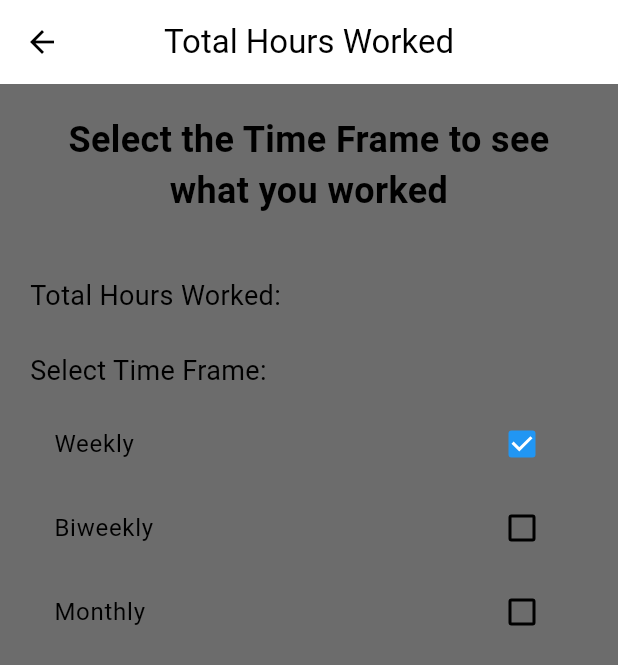
After one commit to Brandon-T-Yates/vsu_app, a Flutter app: the WorkedPage screen opened directly, after a tap on "Weekly", on a phone screen of 412 x 824 dp. The commit adds this screen. Shown: the top 665 px of the screen. Run offline on Flutter 3.47's test engine with Material 3 defaults, Android fonts, the phone set to English and light mode, and no system bars; our stand-ins replace table_calendar.

Commit message:
Added workedpage and updated some UI

```diff
--- a/lib/screens/homepage.dart
+++ b/lib/screens/homepage.dart
@@ -1,6 +1,8 @@
 import 'package:flutter/material.dart';
 import 'package:intl/intl.dart';
 import 'schedulepage.dart';
+import 'workedpage.dart';
+
 
 class HomePage extends StatefulWidget {
   @override
@@ -36,7 +38,7 @@ class _HomePageState extends State<HomePage> {
   Widget build(BuildContext context) {
     return Scaffold(
       appBar: AppBar(
-        title: Text('Work Study App'),
+        title: const Text('Work Study App'),
         centerTitle: true,
         automaticallyImplyLeading: false,
         actions: [
@@ -57,7 +59,10 @@ class _HomePageState extends State<HomePage> {
                   child: const Text('Worked'),
                   // Add functionality or route navigation for the Settings option
                   onTap: () {
-                    // Add code to handle the Settings option
+                    Navigator.push(
+                      context,
+                      MaterialPageRoute(builder: (context) => WorkedPage()),
+                    );
                   },
                 ),
                 PopupMenuItem(
--- a/lib/screens/schedulepage.dart
+++ b/lib/screens/schedulepage.dart
@@ -8,6 +8,7 @@ class SchedulePage extends StatelessWidget {
     return Scaffold(
       appBar: AppBar(
         title: const Text('Schedule'),
+        centerTitle: true,
       ),
       backgroundColor: appBackGroundGrey,
       body: Column(
@@ -15,7 +16,7 @@ class SchedulePage extends StatelessWidget {
           const Padding(
             padding: EdgeInsets.all(16.0),
             child: Text(
-              'Schedule',
+              'Calender View',
               style: TextStyle(fontSize: 24, fontWeight: FontWeight.bold),
             ),
           ),
--- /dev/null
+++ b/lib/screens/workedpage.dart
@@ -0,0 +1,84 @@
+import 'package:flutter/material.dart';
+import '/constants/colors.dart';
+
+class WorkedPage extends StatefulWidget {
+  @override
+  _WorkedPageState createState() => _WorkedPageState();
+}
+
+class _WorkedPageState extends State<WorkedPage> {
+  bool weeklyChecked = false;
+  bool biweeklyChecked = false;
+  bool monthlyChecked = false;
+
+  @override
+  Widget build(BuildContext context) {
+    return Scaffold(
+      appBar: AppBar(
+        title: Text('Total Hours Worked'),
+        centerTitle: true,
+      ),
+      backgroundColor: appBackGroundGrey,
+      body: Padding(
+        padding: const EdgeInsets.all(20.0),
+        child: Column(
+          crossAxisAlignment: CrossAxisAlignment.start,
+          children: [
+            Text(
+              'Select the Time Frame to see what you worked',
+              textAlign: TextAlign.center,
+              style: TextStyle(fontSize: 24, fontWeight: FontWeight.bold,),
+            ),
+            SizedBox(height: 40),
+            Text(
+              'Total Hours Worked:',
+              style: TextStyle(fontSize: 18),
+            ),
+            SizedBox(height: 8),
+            // Add a widget to display the total hours worked, you can use a TextField, Text, or any other widget based on your needs
+
+            SizedBox(height: 16),
+            Text(
+              'Select Time Frame:',
+              style: TextStyle(fontSize: 18),
+            ),
+            SizedBox(height: 8),
+            CheckboxListTile(
+              title: Text('Weekly'),
+              value: weeklyChecked,
+              onChanged: (value) {
+                setState(() {
+                  weeklyChecked = value!;
+                  biweeklyChecked = false;
+                  monthlyChecked = false;
+                });
+              },
+            ),
+            CheckboxListTile(
+              title: Text('Biweekly'),
+              value: biweeklyChecked,
+              onChanged: (value) {
+                setState(() {
+                  weeklyChecked = false;
+                  biweeklyChecked = value!;
+                  monthlyChecked = false;
+                });
+              },
+            ),
+            CheckboxListTile(
+              title: Text('Monthly'),
+              value: monthlyChecked,
+              onChanged: (value) {
+                setState(() {
+                  weeklyChecked = false;
+                  biweeklyChecked = false;
+                  monthlyChecked = value!;
+                });
+              },
+            ),
+          ],
+        ),
+      ),
+    );
+  }
+}
```
